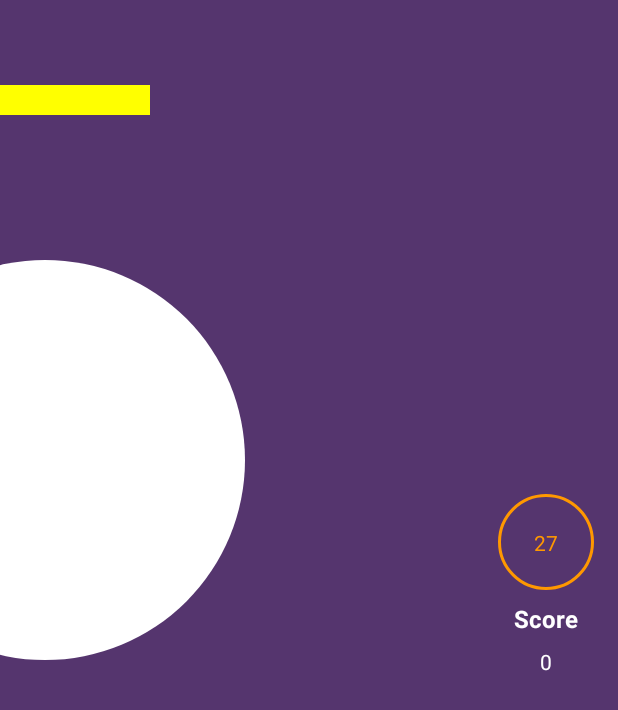
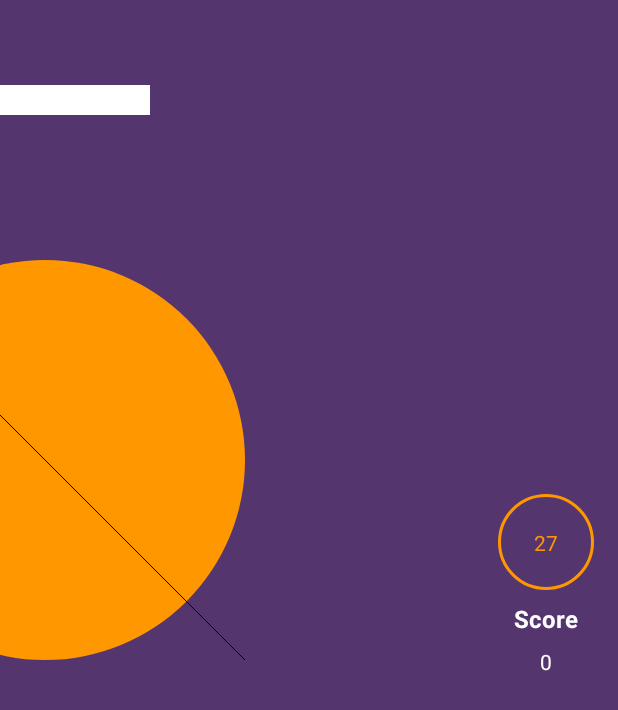
Before and after one commit to zeynalnicat/ball_bounce_game, an Android app: the fragment PlayFragment placed in its activity, on a phone screen of 412 x 824 dp. Shown: the top 710 px of the screen. Run offline under Robolectric (Android 15) with nearby library versions, the phone set to English and light mode, and no system bars; our stand-ins replace Dagger/Hilt's generated code; libraries missing offline, so code that uses them is left out: com.github.terrakok.cicerone; 2 statements that could not run were skipped.

Commit message:
minor updates

```diff
--- a/app/src/main/java/com/example/canvasexample/components/PlayLayouts.kt
+++ b/app/src/main/java/com/example/canvasexample/components/PlayLayouts.kt
@@ -7,6 +7,7 @@ import android.graphics.Paint
 import android.util.AttributeSet
 import android.view.MotionEvent
 import android.view.View
+import com.example.canvasexample.R
 import com.example.canvasexample.root.MApplication
 import com.example.canvasexample.ui.shared.CoreIntent
 import com.example.canvasexample.ui.shared.CoreViewModel
@@ -24,17 +25,21 @@ class PlayLayouts(context: Context, attributeSet: AttributeSet? = null) :
     }
 
     private val mPaint = Paint().apply {
+        color = resources.getColor(R.color.stopwatch)
+        style = Paint.Style.FILL
+        isAntiAlias = true
+    }
+
+    private val paddlePaint = Paint().apply {
         color = Color.WHITE
         style = Paint.Style.FILL
         isAntiAlias = true
-
+        strokeWidth = 30f
     }
 
-    private val paddlePaint = Paint().apply {
-        color = Color.YELLOW
-        style = Paint.Style.FILL
+    private val linePaint = Paint().apply {
+        color = Color.BLACK
         isAntiAlias = true
-        strokeWidth = 30f
     }
 
     private var ballX = width /2f
@@ -69,6 +74,8 @@ class PlayLayouts(context: Context, attributeSet: AttributeSet? = null) :
 
         canvas.drawLine(startX, paddleY, endX, paddleY, paddlePaint)
         canvas.drawCircle(ballX, ballY, viewModel.state.value.ballRadius, mPaint)
+        canvas.drawLine(ballX + viewModel.state.value.ballRadius,ballY + viewModel.state.value.ballRadius,ballX-viewModel.state.value.ballRadius,ballY - viewModel.state.value.ballRadius,linePaint)
+        canvas.drawLine(ballX-viewModel.state.value.ballRadius,ballY - viewModel.state.value.ballRadius,ballX + viewModel.state.value.ballRadius,ballY + viewModel.state.value.ballRadius,linePaint)
 
         ballX += viewModel.state.value.velocityX
         ballY += viewModel.state.value.velocityY
@@ -92,7 +99,7 @@ class PlayLayouts(context: Context, attributeSet: AttributeSet? = null) :
         if (ballY +  viewModel.state.value.ballRadius <= 0) {
             viewModel.onIntent(CoreIntent.DecreaseScore)
             ballX = width / 2f
-            ballY = height / 2f
+            ballY = 600f
         }
 
         postInvalidateOnAnimation()
--- a/app/src/main/java/com/example/canvasexample/ui/shared/CoreState.kt
+++ b/app/src/main/java/com/example/canvasexample/ui/shared/CoreState.kt
@@ -1,11 +1,12 @@
 package com.example.canvasexample.ui.shared
+
 
 data class CoreState(
     val score: Int = 0,
     val ballRadius: Float = 200f,
     val paddleWidth: Float = 300f,
     val velocityX: Float =15f,
-    val velocityY : Float =20f
+    val velocityY : Float =20f,
 )
 
 enum class Difficulty {
```
Also changed, not shown: app/src/main/java/com/example/canvasexample/components/TouchToBounceLayout.kt (+8 -6 lines).
